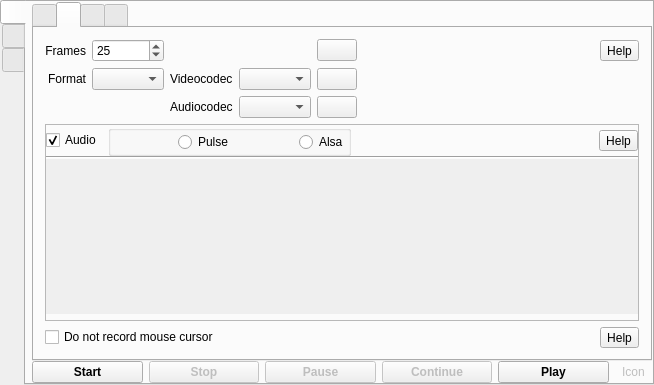
Before: the Qt Designer form mainwindow.ui in vkohaupt/vokoscreenNG, drawn with Qt 5.
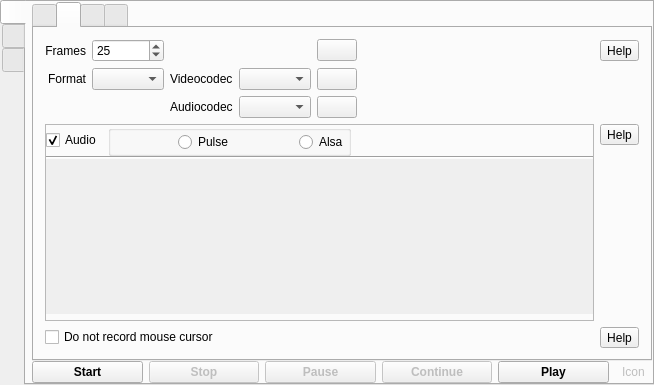
After: the same form once the commit is applied. The open tabs and pages were chosen to show the change. Icons and pictures are not drawn.

Diff of the .ui file:
```diff
--- a/mainwindow.ui
+++ b/mainwindow.ui
@@ -365,7 +365,9 @@
              </layout>
             </item>
             <item>
-             <widget class="QFrame" name="frame">
+             <layout class="QHBoxLayout" name="horizontalLayout_34">
+              <item>
+               <widget class="QFrame" name="frameAudio">
               <property name="frameShape">
                <enum>QFrame::StyledPanel</enum>
               </property>
@@ -389,7 +391,7 @@
                 <number>6</number>
                </property>
                <item>
-                <layout class="QHBoxLayout" name="horizontalLayout_3" stretch="0,0,0,0">
+                  <layout class="QHBoxLayout" name="horizontalLayout_3" stretch="0,0,0">
                  <item>
                   <widget class="QCheckBox" name="checkBoxAudioOnOff">
                    <property name="text">
@@ -477,16 +479,6 @@
                    </property>
                   </spacer>
                  </item>
-                 <item>
-                  <widget class="QToolButton" name="toolButtonAudioHelp">
-                   <property name="toolTip">
-                    <string notr="true">Help</string>
-                   </property>
-                   <property name="text">
-                    <string notr="true">Help</string>
-                   </property>
-                  </widget>
-                 </item>
                 </layout>
                </item>
                <item>
@@ -512,8 +504,8 @@
                    <rect>
                     <x>0</x>
                     <y>0</y>
-                    <width>513</width>
-                    <height>81</height>
+                      <width>455</width>
+                      <height>87</height>
                    </rect>
                   </property>
                   <layout class="QVBoxLayout" name="verticalLayoutAudioDevices">
@@ -538,6 +530,35 @@
                </item>
               </layout>
              </widget>
+              </item>
+              <item>
+               <layout class="QVBoxLayout" name="verticalLayout_5">
+                <item>
+                 <widget class="QToolButton" name="toolButtonAudioHelp">
+                  <property name="toolTip">
+                   <string notr="true">Help</string>
+                  </property>
+                  <property name="text">
+                   <string notr="true">Help</string>
+                  </property>
+                 </widget>
+                </item>
+                <item>
+                 <spacer name="verticalSpacer_5">
+                  <property name="orientation">
+                   <enum>Qt::Vertical</enum>
+                  </property>
+                  <property name="sizeHint" stdset="0">
+                   <size>
+                    <width>20</width>
+                    <height>40</height>
+                   </size>
+                  </property>
+                 </spacer>
+                </item>
+               </layout>
+              </item>
+             </layout>
             </item>
             <item>
              <layout class="QHBoxLayout" name="horizontalLayout_22">
```
Left out of the diff: 86 changed lines with no effect on the pictures. Lines whose indentation alone changed are shown as unchanged.
